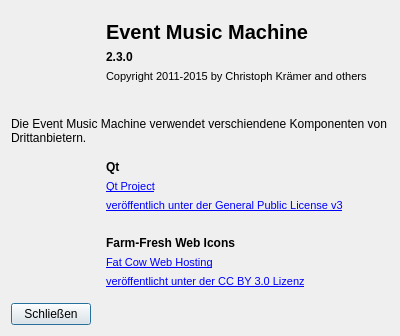
The window that view/aboutdialog.ui (eventmusicmachine/emm) describes before a commit, drawn with Qt 5.
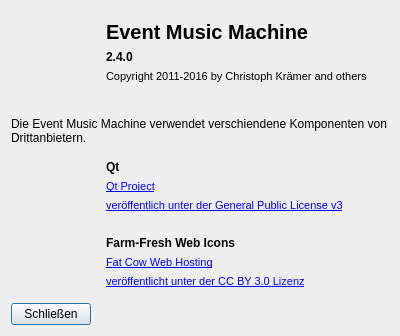
The same window after the commit. Icons and pictures are not drawn.

```diff
--- a/view/aboutdialog.ui
+++ b/view/aboutdialog.ui
@@ -57,7 +57,7 @@
 font-size:12px;</string>
         </property>
         <property name="text">
-         <string notr="true">2.3.0</string>
+         <string notr="true">2.4.0</string>
         </property>
        </widget>
       </item>
@@ -68,7 +68,7 @@
 &lt;html&gt;&lt;head&gt;&lt;meta name=&quot;qrichtext&quot; content=&quot;1&quot; /&gt;&lt;style type=&quot;text/css&quot;&gt;
 p, li { white-space: pre-wrap; }
 &lt;/style&gt;&lt;/head&gt;&lt;body style=&quot; font-family:'MS Shell Dlg 2'; font-size:8pt; font-weight:400; font-style:normal;&quot;&gt;
-&lt;p style=&quot; margin-top:0px; margin-bottom:0px; margin-left:0px; margin-right:0px; -qt-block-indent:0; text-indent:0px;&quot;&gt;Copyright 2011-2015 by Christoph Krämer and others&lt;/p&gt;&lt;/body&gt;&lt;/html&gt;</string>
+&lt;p style=&quot; margin-top:0px; margin-bottom:0px; margin-left:0px; margin-right:0px; -qt-block-indent:0; text-indent:0px;&quot;&gt;Copyright 2011-2016 by Christoph Krämer and others&lt;/p&gt;&lt;/body&gt;&lt;/html&gt;</string>
         </property>
        </widget>
       </item>
```
